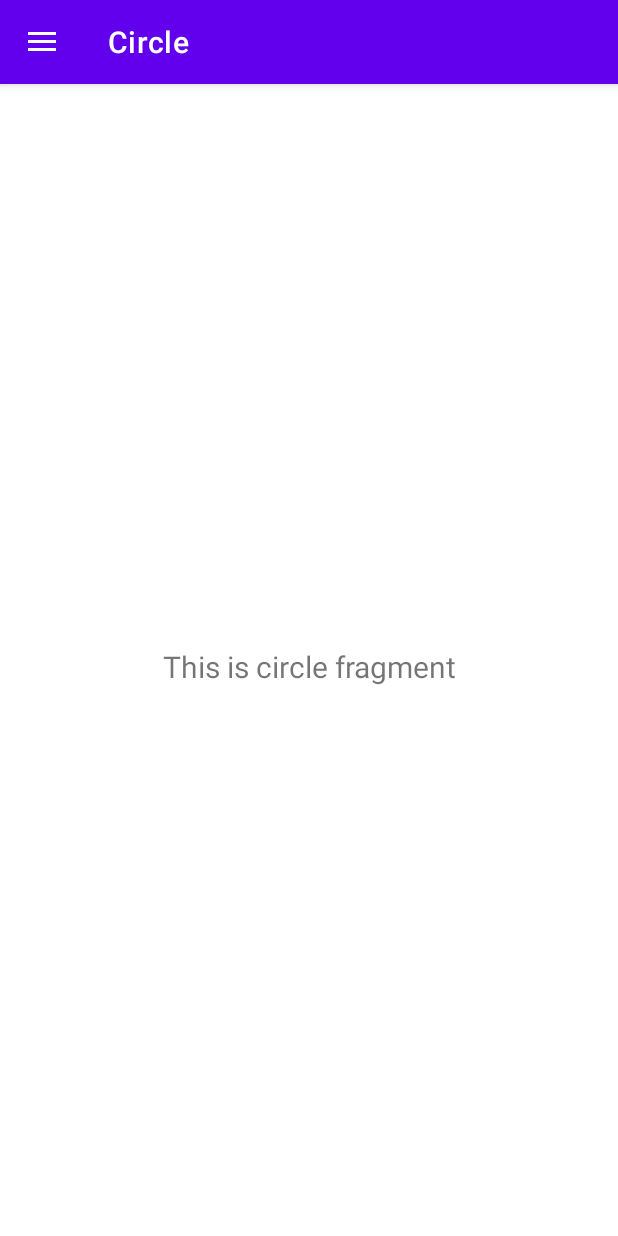
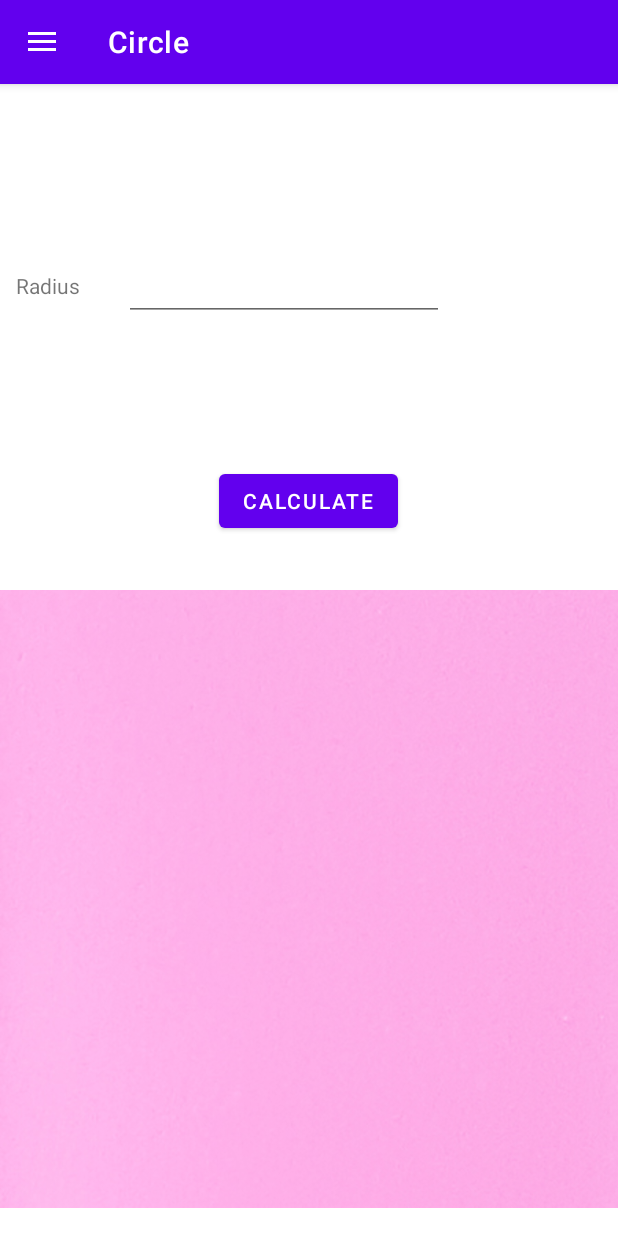
Before and after one commit to madnesso/ProjectMob, an Android app: the nav_circle screen opened through its navigation route, on a phone screen of 412 x 824 dp. Run offline under Robolectric (Android 15) with nearby library versions, the phone set to English and light mode, and no system bars; our stand-ins replace navigation-ui.

Commit message:
Implementing the Circle

```diff
--- a/app/src/main/java/com/example/projectmob/ui/circle/NavCircleViewModel.java
+++ b/app/src/main/java/com/example/projectmob/ui/circle/NavCircleViewModel.java
@@ -1,4 +1,6 @@
 package com.example.projectmob.ui.circle;
+
+import static java.lang.Float.parseFloat;
 
 import androidx.lifecycle.LiveData;
 import androidx.lifecycle.MutableLiveData;
@@ -16,4 +18,7 @@ public class NavCircleViewModel extends ViewModel {
     public LiveData<String> getText() {
         return mText;
     }
+    public String calculate(String x){
+        return Double.toString((Math.pow(parseFloat(x), 2) * 3.14));
+    }
 }
--- a/app/src/main/java/com/example/projectmob/ui/circle/nav_circle.java
+++ b/app/src/main/java/com/example/projectmob/ui/circle/nav_circle.java
@@ -4,6 +4,7 @@ import android.os.Bundle;
 import android.view.LayoutInflater;
 import android.view.View;
 import android.view.ViewGroup;
+import android.widget.Button;
 import android.widget.TextView;
 
 import androidx.annotation.NonNull;
@@ -26,12 +27,15 @@ public class nav_circle extends Fragment {
 
         binding = NavCircleFragmentBinding.inflate(inflater, container, false);
         View root = binding.getRoot();
-
-        final TextView textView = binding.textGallery;
-        navCircleViewModel.getText().observe(getViewLifecycleOwner(), new Observer<String>() {
+        final Button button = binding.button;
+        final TextView radius = binding.radiustxt;
+        final  TextView result = binding.result;
+        button.setOnClickListener(new View.OnClickListener() {
             @Override
-            public void onChanged(@Nullable String s) {
-                textView.setText(s);
+            public void onClick(View v) {
+                final  String radiustr=  radius.getText().toString();
+                String hllo = radiustr;
+                result.setText(navCircleViewModel.calculate(radiustr));
             }
         });
         return root;
--- a/app/src/main/res/layout/nav_circle_fragment.xml
+++ b/app/src/main/res/layout/nav_circle_fragment.xml
@@ -7,16 +7,59 @@
     tools:context=".ui.circle.nav_circle">
 
     <TextView
-        android:id="@+id/text_gallery"
-        android:layout_width="match_parent"
+        android:id="@+id/radius"
+        android:layout_width="wrap_content"
         android:layout_height="wrap_content"
-        android:layout_marginStart="8dp"
-        android:layout_marginTop="8dp"
-        android:layout_marginEnd="8dp"
-        android:textAlignment="center"
-        android:textSize="20sp"
+        android:text="@string/radius"
+        app:layout_constraintBottom_toBottomOf="@+id/radiustxt"
+        app:layout_constraintEnd_toStartOf="@+id/radiustxt"
+        app:layout_constraintHorizontal_bias="0.271"
+        app:layout_constraintStart_toStartOf="parent"
+        app:layout_constraintTop_toTopOf="@+id/radiustxt" />
+
+    <EditText
+        android:id="@+id/radiustxt"
+        android:layout_width="wrap_content"
+        android:layout_height="wrap_content"
+        android:layout_marginEnd="116dp"
+        android:ems="10"
+        android:inputType="textPersonName"
+        android:minHeight="48dp"
+        app:layout_constraintBottom_toTopOf="@+id/button"
+        app:layout_constraintEnd_toEndOf="parent"
+        app:layout_constraintTop_toTopOf="parent"
+        app:layout_constraintVertical_bias="0.534"
+        tools:ignore="SpeakableTextPresentCheck" />
+
+    <Button
+        android:id="@+id/button"
+        android:layout_width="wrap_content"
+        android:layout_height="wrap_content"
+        android:layout_marginBottom="16dp"
+        android:text="@string/calculate"
+        app:layout_constraintBottom_toTopOf="@+id/imageView4"
+        app:layout_constraintEnd_toEndOf="parent"
+        app:layout_constraintHorizontal_bias="0.498"
+        app:layout_constraintStart_toStartOf="parent"
+        />
+
+    <ImageView
+        android:id="@+id/imageView4"
+        android:layout_width="wrap_content"
+        android:layout_height="wrap_content"
+        android:src="@drawable/pastel_pink_card"
         app:layout_constraintBottom_toBottomOf="parent"
         app:layout_constraintEnd_toEndOf="parent"
-        app:layout_constraintStart_toStartOf="parent"
-        app:layout_constraintTop_toTopOf="parent" />
+        app:layout_constraintStart_toStartOf="parent" />
+
+    <TextView
+        android:id="@+id/result"
+        android:layout_width="wrap_content"
+        android:layout_height="wrap_content"
+        android:textAppearance="@style/TextAppearance.AppCompat.Display4"
+        app:layout_constraintBottom_toBottomOf="parent"
+        app:layout_constraintEnd_toEndOf="@+id/imageView4"
+        app:layout_constraintStart_toStartOf="@+id/imageView4"
+        app:layout_constraintTop_toTopOf="@+id/imageView4" />
+
 </androidx.constraintlayout.widget.ConstraintLayout>
--- a/app/src/main/res/values/strings.xml
+++ b/app/src/main/res/values/strings.xml
@@ -14,4 +14,6 @@
     <string name="menu_triangle">Triangle</string>
     <string name="menu_rectangle">Rectangle</string>
     <string name="menu_circle">Circle</string>
+    <string name="radius">Radius</string>
+    <string name="calculate">Calculate</string>
 </resources>
```
Also changed, not shown: app/src/main/res/drawable/pastel_pink_card.jpg (added).
